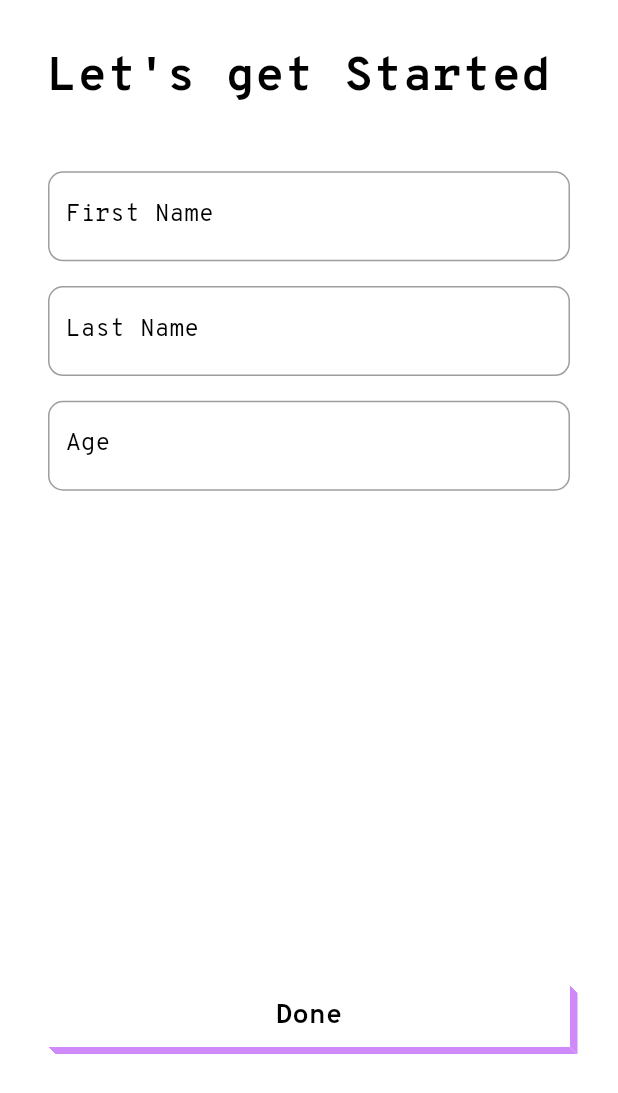
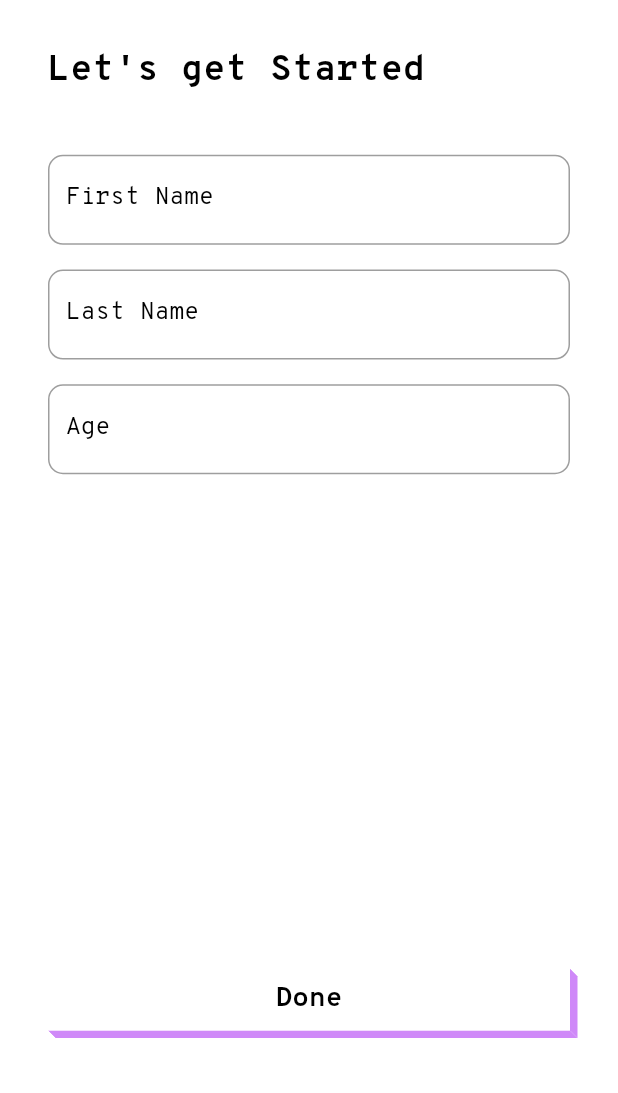
Before and after one commit to Spyy004/LifeList, a Flutter app: the screen it shows after launch, on a phone screen of 412 x 824 dp. Shown: the top 1093 px of the screen. Run offline on Flutter 3.47's test engine with Material 2 defaults, Android fonts, the phone set to English and light mode, and no system bars; our stand-ins replace flutter_native_splash, fluttertoast, isar, package_info_plus; missing offline and left inert: add_2_calendar; accounts and stored records are empty; generated files the repository leaves out were written again; statements that could not run were skipped.

Commit message:
ui bug fixes onboarding screen

```diff
--- a/lib/components/custom_text_field.dart
+++ b/lib/components/custom_text_field.dart
@@ -21,6 +21,7 @@ class CustomTextField extends StatelessWidget {
       decoration: InputDecoration(
           labelText: labelText,
           hintText: hintText,
+          hintStyle: Theme.of(context).textTheme.bodyMedium,
           errorBorder: InputBorder.none,
           focusedErrorBorder: InputBorder.none,
           border: const OutlineInputBorder(
--- a/lib/screens/onboardingscreen.dart
+++ b/lib/screens/onboardingscreen.dart
@@ -27,7 +27,10 @@ class OnboardingScreen extends StatelessWidget {
               children: [
                 CustomText(
                   text: AppLocalizations.of(context).letsgetStarted,
-                  style: Theme.of(context).textTheme.displayLarge,
+                  style: Theme.of(context)
+                      .textTheme
+                      .displayLarge!
+                      .merge(TextStyle(fontSize: 24)),
                 ),
                 SizedBox(
                   height: Sizes.screenHeight(context) * 0.05,
```
